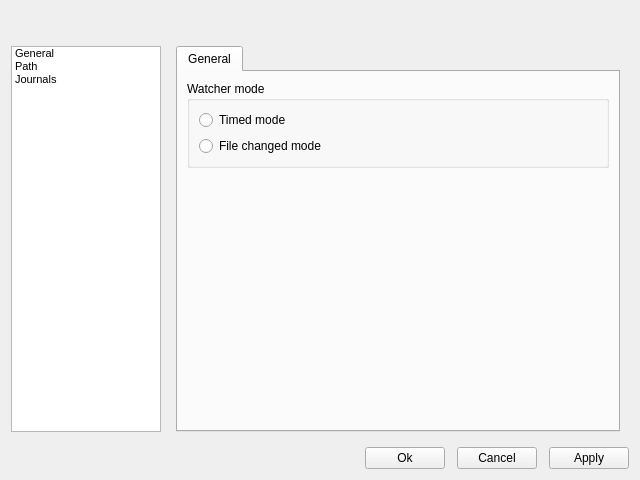
Before: the Qt Designer form Agent-Win64/settingswidget.ui in aldonin/SIEM, drawn with Qt 5.
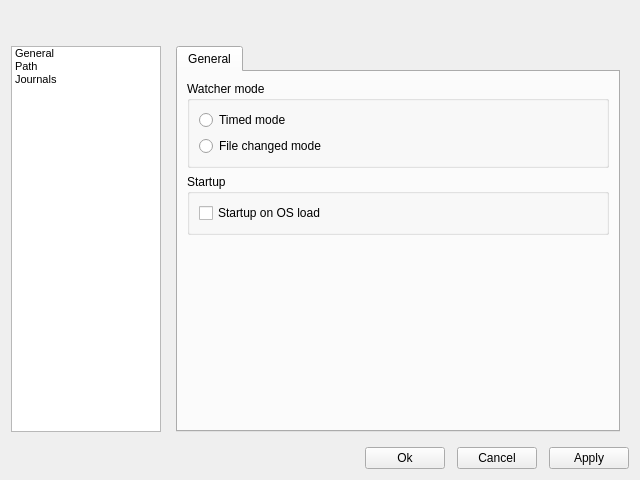
After: the same form once the commit is applied. Icons and pictures are not drawn.

```diff
--- a/Agent-Win64/settingswidget.ui
+++ b/Agent-Win64/settingswidget.ui
@@ -202,7 +202,7 @@
             <attribute name="title">
              <string>General</string>
             </attribute>
-            <layout class="QVBoxLayout" name="verticalLayout_10">
+            <layout class="QVBoxLayout" name="verticalLayout_11">
              <item>
               <widget class="QGroupBox" name="modeBox">
                <property name="title">
@@ -226,6 +226,24 @@
                </layout>
               </widget>
              </item>
+             <item>
+              <widget class="QGroupBox" name="groupBox_2">
+               <property name="title">
+                <string>Startup</string>
+               </property>
+               <layout class="QVBoxLayout" name="verticalLayout_10">
+                <item>
+                 <widget class="QCheckBox" name="startUp">
+                  <property name="text">
+                   <string>Startup on OS load</string>
+                  </property>
+                 </widget>
+                </item>
+               </layout>
+               <zorder>startUp</zorder>
+               <zorder>startUp</zorder>
+              </widget>
+             </item>
              <item>
               <spacer name="verticalSpacer_4">
                <property name="orientation">
```
